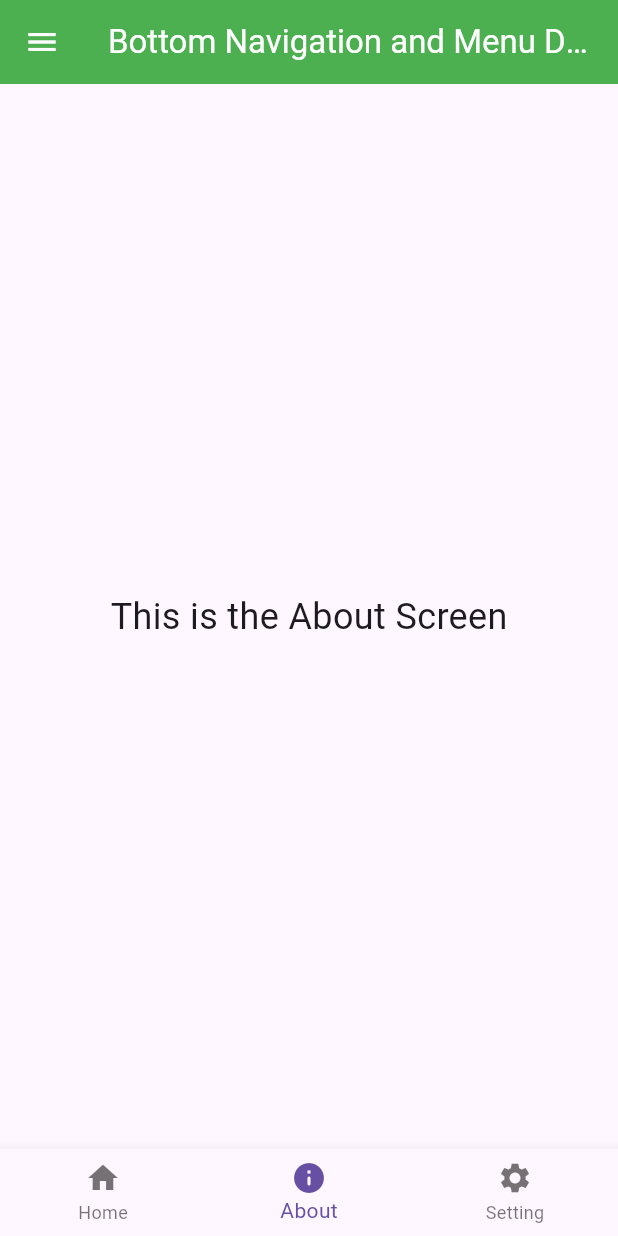
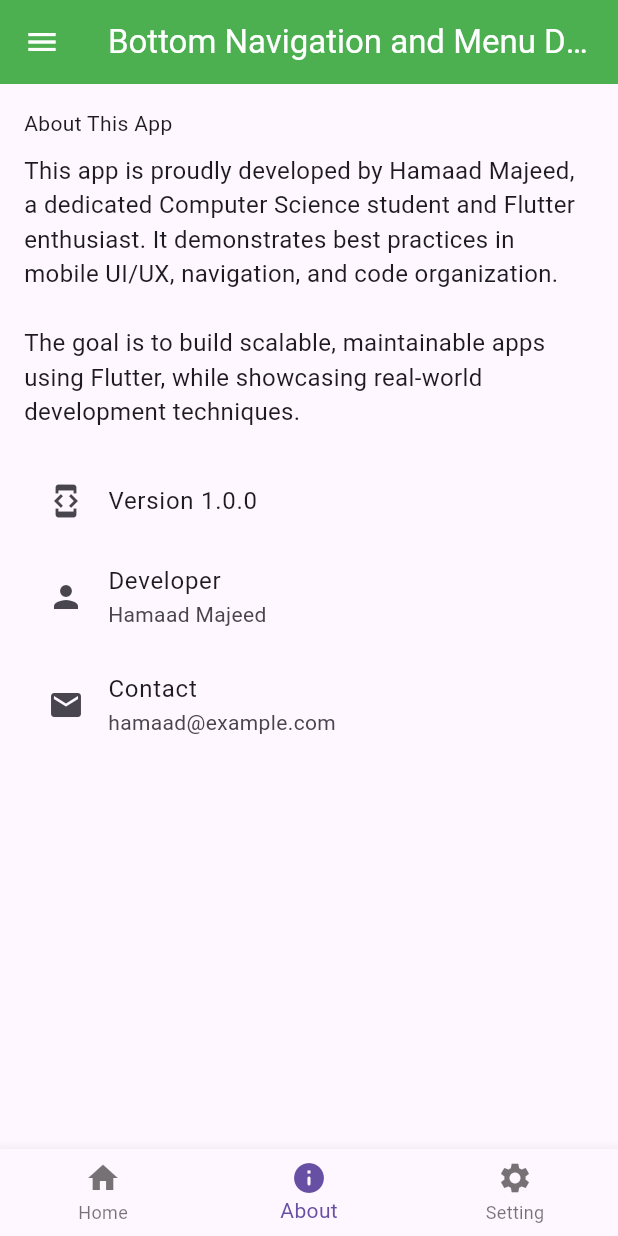
Before and after one commit to MrHamaad/drawer, a Flutter app: the screen it shows after launch, item 2 of the bottom bar chosen, on a phone screen of 412 x 824 dp. Run offline on Flutter 3.47's test engine with Material 3 defaults, Android fonts, the phone set to English and light mode, and no system bars.

Commit message:
update the about and setting widget

```diff
--- a/lib/widgets/about.dart
+++ b/lib/widgets/about.dart
@@ -3,6 +3,38 @@ import 'package:flutter/material.dart';
 class AboutWidget extends StatelessWidget {
   @override
   Widget build(BuildContext context) {
-    return Center(child: Text("This is the About Screen", style: TextStyle(fontSize: 24)));
+    return SingleChildScrollView(
+      padding: const EdgeInsets.all(16),
+      child: Column(
+        crossAxisAlignment: CrossAxisAlignment.start,
+        children: [
+          Text("About This App",
+              // style: Theme.of(context).textTheme.headline5
+          ),
+          SizedBox(height: 10),
+          Text(
+            "This app is proudly developed by Hamaad Majeed, a dedicated Computer Science student "
+                "and Flutter enthusiast. It demonstrates best practices in mobile UI/UX, navigation, and code organization.\n\n"
+                "The goal is to build scalable, maintainable apps using Flutter, while showcasing real-world development techniques.",
+            style: TextStyle(fontSize: 16),
+          ),
+          SizedBox(height: 20),
+          ListTile(
+            leading: Icon(Icons.developer_mode),
+            title: Text("Version 1.0.0"),
+          ),
+          ListTile(
+            leading: Icon(Icons.person),
+            title: Text("Developer"),
+            subtitle: Text("Hamaad Majeed"),
+          ),
+          ListTile(
+            leading: Icon(Icons.email),
+            title: Text("Contact"),
+            subtitle: Text("hamaad@example.com"),
+          ),
+        ],
+      ),
+    );
   }
 }
```
Also changed, not shown: lib/widgets/setting.dart (+28 -1 lines).
